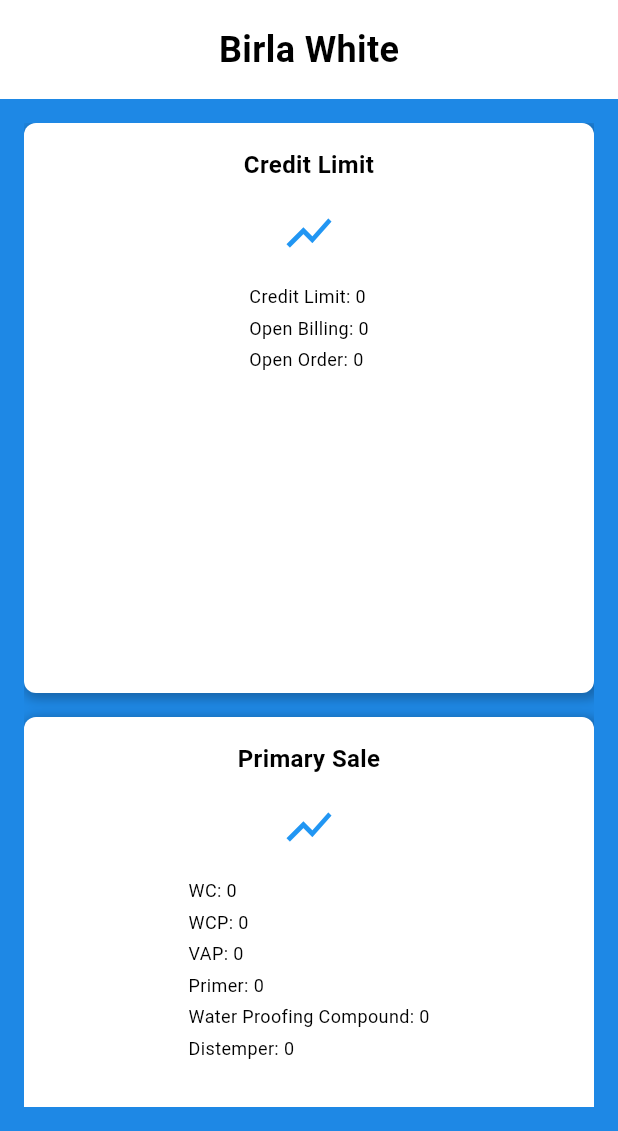
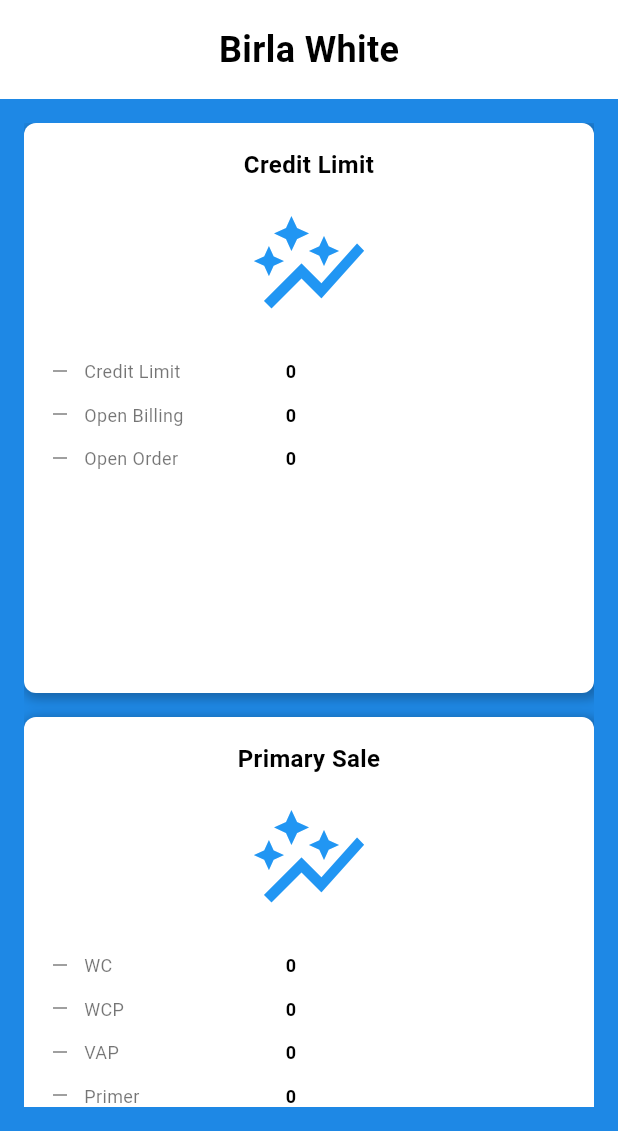
Before and after one commit to raghavinani/BW_web, a Flutter app: the HomePage screen opened directly, on a phone screen of 412 x 824 dp, the part 105-1236 px from its top. Run offline on Flutter 3.47's test engine with Material 3 defaults, Android fonts, the phone set to English and light mode, and no system bars; our stand-ins replace file_picker, flutter_secure_storage, hive, hive_flutter, marquee; missing offline and left inert: excel; accounts and stored records are empty.

Commit message:
updated content page to be more responsive

```diff
--- a/lib/content.dart
+++ b/lib/content.dart
@@ -192,9 +192,10 @@
       ),
       padding: const EdgeInsets.all(AppConfig.boxPadding),
       child: Column(
-        crossAxisAlignment: CrossAxisAlignment.center,
+        crossAxisAlignment: CrossAxisAlignment.start,
         children: [
-          Text(
+          Center(
+            child: Text(
               title,
               textAlign: TextAlign.center,
               style: const TextStyle(
@@ -203,26 +204,54 @@
                 color: Colors.black,
               ),
             ),
+          ),
           const SizedBox(height: 16),
           // Add Graph Icon
-          const Icon(Icons.show_chart,
-              size: 36, color: Colors.blue), // Graph icon
+          const Center(
+            child: Icon(Icons.auto_graph, size: 80, color: Colors.blue),
+          ),
           const SizedBox(height: 16),
           // Values below the graph icon
-          Column(
+          Expanded(
+            child: ListView.builder(
+              itemCount: values.length,
+              itemBuilder: (context, index) {
+                final valueParts = values[index].split(':');
+                return Padding(
+                  padding: const EdgeInsets.symmetric(vertical: 6.0),
+                  child: Row(
                     crossAxisAlignment: CrossAxisAlignment.start,
-            children: values
-                .map((value) => Padding(
-                      padding: const EdgeInsets.only(bottom: 4.0),
+                    children: [
+                      const Icon(Icons.remove,
+                          size: 16, color: Colors.grey), // Dash-like icon
+                      const SizedBox(width: 8),
+                      Expanded(
+                        flex: 2,
                         child: Text(
-                        value,
+                          valueParts[0].trim(),
                           style: const TextStyle(
                             fontSize: AppConfig.valueFontSize,
+                            color: Colors.black54,
+                          ),
+                        ),
+                      ),
+                      const SizedBox(width: 8),
+                      Expanded(
+                        flex: 3,
+                        child: Text(
+                          valueParts[1].trim(),
+                          style: const TextStyle(
+                            fontSize: AppConfig.valueFontSize,
+                            fontWeight: FontWeight.bold,
                             color: Colors.black,
                           ),
                         ),
-                    ))
-                .toList(),
+                      ),
+                    ],
+                  ),
+                );
+              },
+            ),
           ),
         ],
       ),
@@ -250,13 +279,19 @@
       'Feedback',
     ];
 
-    return Container(
+    return Padding(
+      padding: EdgeInsets.only(
+        left: isSmallScreen ? 0 : AppConfig.boxPadding * 2,
+        top: AppConfig.boxPadding,
+        bottom: AppConfig.boxPadding * 2,
+      ),
+      child: Align(
+        alignment: isSmallScreen ? Alignment.center : Alignment.topLeft,
+        child: Container(
           width: isSmallScreen
               ? double.infinity
               : screenWidth * 0.4, // Adjust width for larger screens
-      height: isSmallScreen
-          ? screenHeight / 2
-          : screenHeight / 2, // Adjust height for larger screens
+          height: screenHeight / 2, // Fixed height
           decoration: BoxDecoration(
             color: AppConfig.boxBackgroundColor,
             borderRadius: BorderRadius.circular(AppConfig.borderRadius),
@@ -334,6 +369,8 @@
               ),
             ],
           ),
+        ),
+      ),
     );
   }
 }
```
Lines whose indentation alone changed are shown as unchanged.
